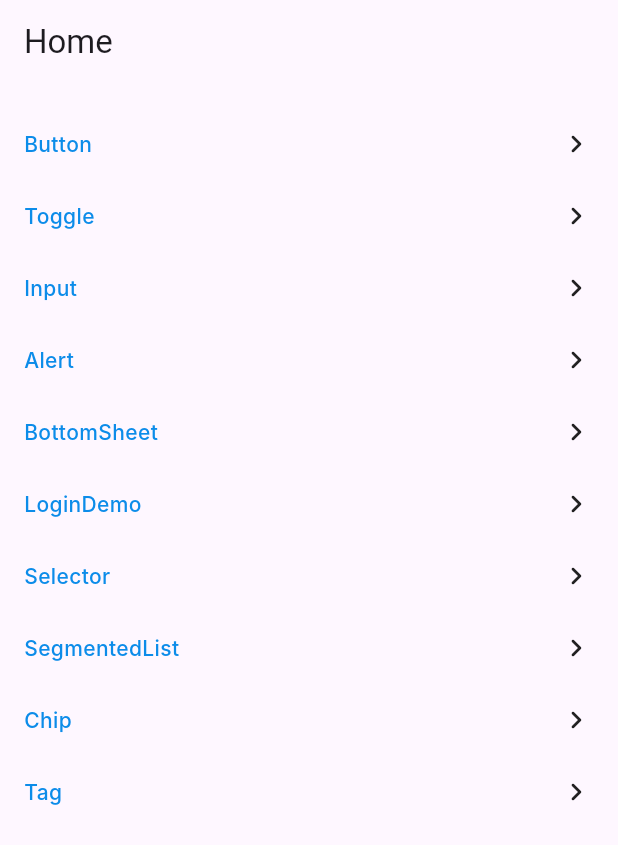
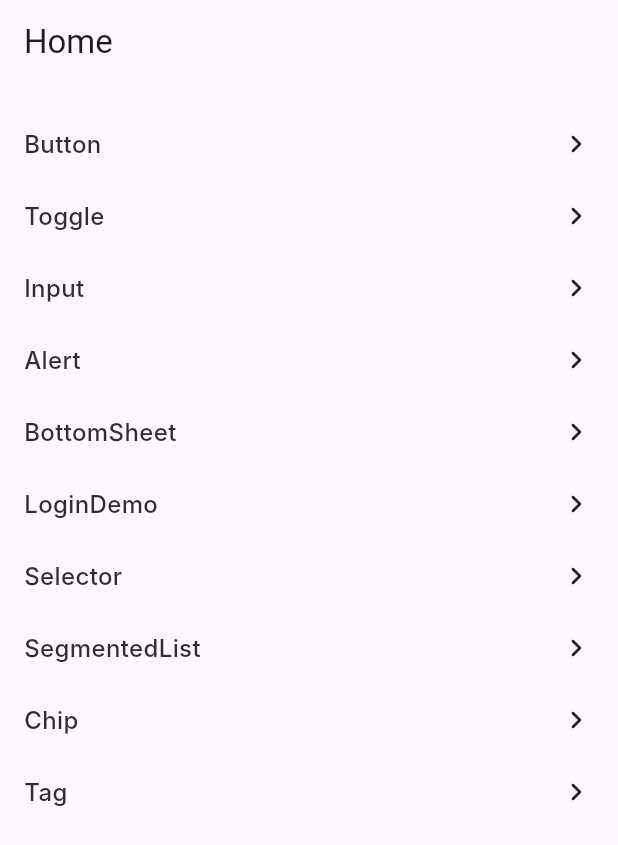
Before and after one commit to ShoshiDeveloper/shoshi_ui, a Flutter app: the screen it shows after launch, on a phone screen of 412 x 824 dp. Shown: the top 845 px of the screen. Run offline on Flutter 3.47's test engine with Material 3 defaults, Android fonts, the phone set to English and light mode, and no system bars; our stand-ins replace flutter_svg, skeletonizer; Roboto replaces fonts that are missing (Inter).

```diff
--- a/example/lib/main.dart
+++ b/example/lib/main.dart
@@ -28,9 +28,7 @@ class MyApp extends StatelessWidget {
       data: SThemeData(),
       child: MaterialApp(
         title: 'Flutter Demo',
-        theme: ThemeData(
-          colorScheme: ColorScheme.fromSeed(seedColor: Colors.deepPurple),
-        ),
+        theme: ThemeData(colorScheme: ColorScheme.fromSeed(seedColor: Colors.deepPurple)),
         home: HomePage(),
       ),
     );
@@ -68,16 +66,18 @@ class _HomePageState extends State<HomePage> {
           children: pages.entries
               .map(
                 (final e) => GestureDetector(
-                  behavior: HitTestBehavior.translucent,
                   onTap: () => context.push(e.value),
                   child: Container(
-                    padding: const EdgeInsets.symmetric(
-                      vertical: SSpacings.s12,
-                    ),
+                    padding: const EdgeInsets.symmetric(vertical: SSpacings.s12),
                     child: Row(
                       mainAxisAlignment: MainAxisAlignment.spaceBetween,
                       children: [
-                        SButton.text(e.key),
+                        Expanded(
+                          child: Text(
+                            e.key,
+                            style: context.theme.textStyles.body(weight: FontWeight.w500),
+                          ),
+                        ),
                         Icon(Icons.chevron_right_rounded),
                       ],
                     ),
--- a/lib/shoshi_ui.dart
+++ b/lib/shoshi_ui.dart
@@ -20,6 +20,7 @@ export 'src/utils/color_utils.dart';
 export 'src/utils/form_validator.dart';
 export 'src/widgets/alert/alert.dart';
 export 'src/widgets/app_bar/app_bar.dart';
+export 'src/widgets/base/scaffold.dart';
 export 'src/widgets/bottom_sheet/bottom_sheet.dart';
 export 'src/widgets/button/button.dart';
 export 'src/widgets/button/button_style.dart';
@@ -27,7 +28,6 @@ export 'src/widgets/checkbox.dart';
 export 'src/widgets/chip/chip.dart';
 export 'src/widgets/icon.dart';
 export 'src/widgets/input/input.dart';
-export 'src/widgets/scaffold/scaffold.dart';
 export 'src/widgets/segmented_list/segmented_list.dart';
 export 'src/widgets/segmented_list/segmented_list_item.dart';
 export 'src/widgets/selector.dart';
```
Also changed, not shown: example/lib/demo/full_pages/login_demo.dart (+2 -7 lines), lib/src/widgets/base/scaffold.dart (renamed from lib/src/widgets/scaffold/scaffold.dart, +4 -4 lines).
